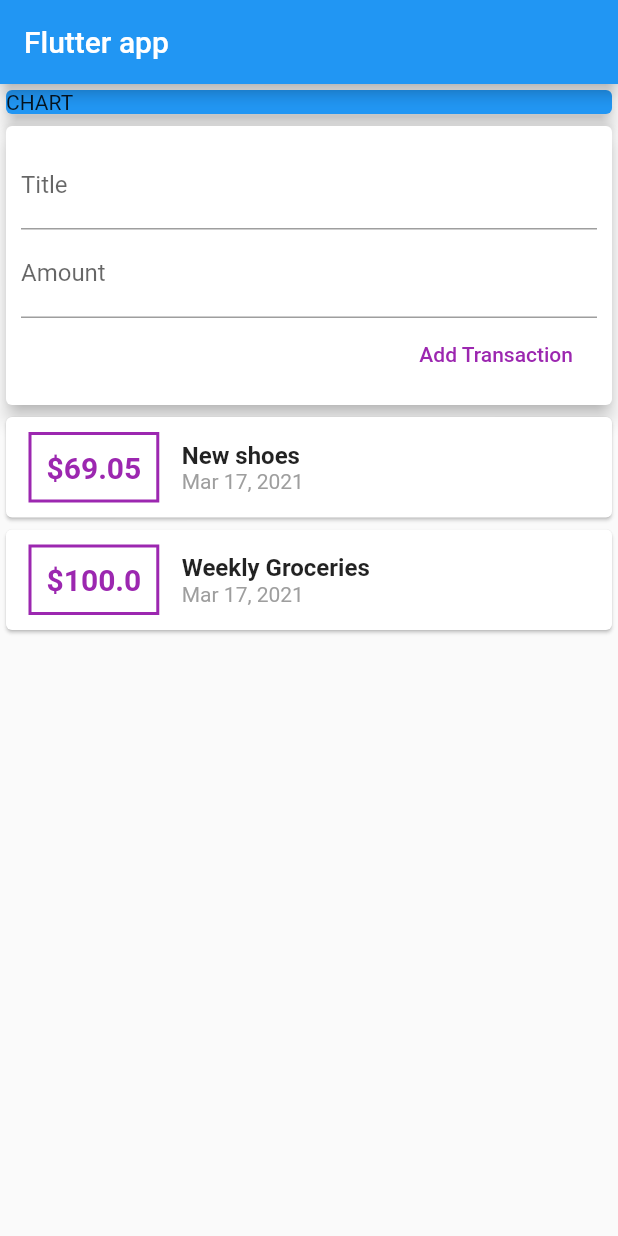
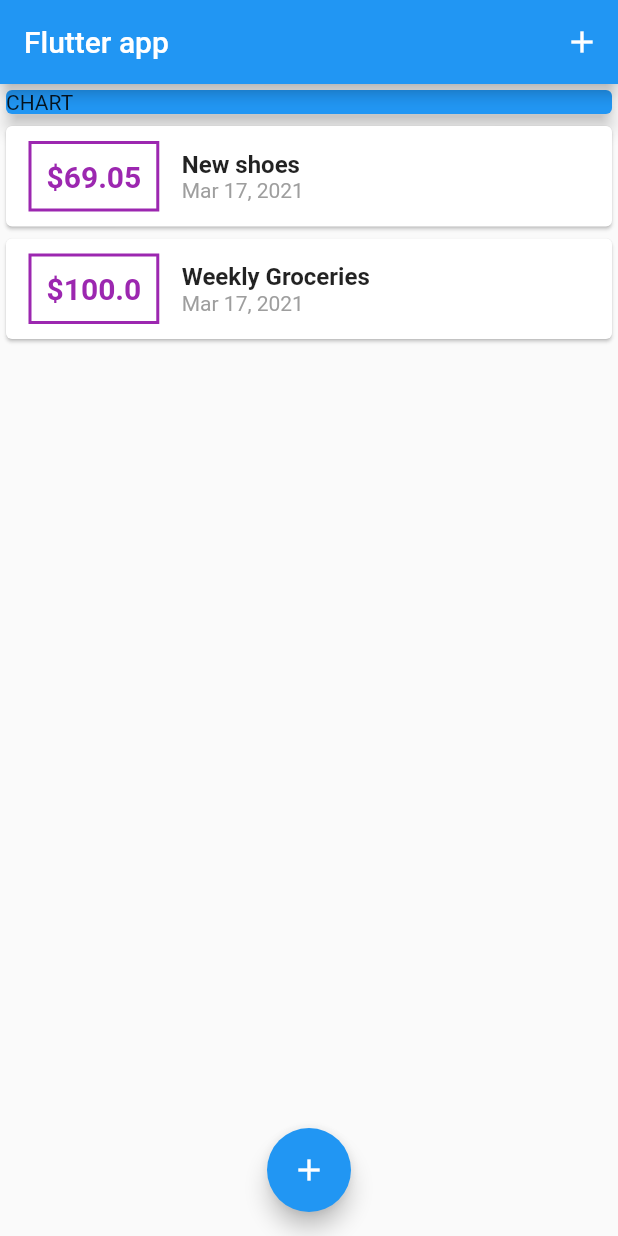
Before and after one commit to PatrickNiyogitare28/30-Days-of-flutter, a Flutter app: the screen it shows after launch, on a phone screen of 412 x 824 dp. Run offline on Flutter 3.47's test engine with Material 2 defaults, Android fonts, the phone set to English and light mode, and no system bars.

Commit message:
chore: readded model

```diff
--- a/expensises_tracker/lib/main.dart
+++ b/expensises_tracker/lib/main.dart
@@ -1,6 +1,9 @@
+import 'package:expensises_tracker/widgets/new_transaction.dart';
+import 'package:expensises_tracker/widgets/transaction_list.dart';
 import 'package:flutter/material.dart';
 
-import './widgets/user_transaction.dart';
+import './models/transaction.dart';
+import './widgets/transaction_list.dart';
 
 void main() {
   runApp(MyApp());
@@ -20,16 +23,54 @@ class MyApp extends StatelessWidget {
   }
 }
 
-class MyHomePage extends StatelessWidget {
-  // String titleInput;
-  // String amountInput;
+class MyHomePage extends StatefulWidget {
+  @override
+  _MyHomePageState createState() => _MyHomePageState();
+}
 
+class _MyHomePageState extends State<MyHomePage> {
+  final List<Transaction> _userTransactions = [
+    Transaction(
+        id: 't1', title: 'New shoes', amount: 69.05, date: DateTime.now()),
+    Transaction(
+        id: 't2', title: 'Weekly Groceries', amount: 100, date: DateTime.now())
+  ];
+
+  void _addNewTransaction(String txTitle, double txAmount) {
+    final newTx = Transaction(
+        id: DateTime.now().toString(),
+        title: txTitle,
+        amount: txAmount,
+        date: DateTime.now());
+
+        setState(() {
+          _userTransactions.add(newTx);
+        });
+  }
+
+    void _startAddNewTransaction(BuildContext ctx) {
+      showModalBottomSheet(
+          context: ctx,
+          builder: (_) {
+            return
+             GestureDetector(
+               onTap: (){},
+               child: NewTransaction(_addNewTransaction),
+               behavior: HitTestBehavior.opaque
+
+             );
+
+          });
+    }
 
     @override
     Widget build(BuildContext context) {
       return Scaffold(
         appBar: AppBar(
           title: Text('Flutter app'),
+          actions: <Widget>[
+            IconButton(icon: Icon(Icons.add), onPressed: () => _startAddNewTransaction(context))
+          ],
         ),
         body: SingleChildScrollView(
           child: Column(
@@ -43,9 +84,14 @@ class MyHomePage extends StatelessWidget {
                     child: Text('CHART'),
                     elevation: 5,
                   )),
-                UserTransaction()
+              TransactionList(_userTransactions),
             ],
           ),
+        ),
+        floatingActionButtonLocation: FloatingActionButtonLocation.centerFloat,
+        floatingActionButton: FloatingActionButton(
+          child: Icon(Icons.add),
+          onPressed: () => _startAddNewTransaction(context),
         ),
       );
     }
--- a/expensises_tracker/lib/widgets/new_transaction.dart
+++ b/expensises_tracker/lib/widgets/new_transaction.dart
@@ -1,6 +1,5 @@
 import 'package:flutter/material.dart';
 
-import './user_transaction.dart';
 
 class NewTransaction extends StatelessWidget {
   final Function addTx;
--- a/expensises_tracker/lib/widgets/user_transaction.dart
+++ /dev/null
@@ -1,44 +0,0 @@
-import 'package:expensises_tracker/widgets/transaction_list.dart';
-import 'package:flutter/material.dart';
-
-import './new_transaction.dart';
-import './transaction_list.dart';
-import '../models/transaction.dart';
-
-class UserTransaction extends StatefulWidget {
-  UserTransaction({Key key}) : super(key: key);
-
-  @override
-  _UserTransactionState createState() => _UserTransactionState();
-}
-
-class _UserTransactionState extends State<UserTransaction> {
-  final List<Transaction> _userTransactions = [
-    Transaction(
-        id: 't1', title: 'New shoes', amount: 69.05, date: DateTime.now()),
-    Transaction(
-        id: 't2', title: 'Weekly Groceries', amount: 100, date: DateTime.now())
-  ];
-
-  void _addNewTransaction(String txTitle, double txAmount) {
-    final newTx = Transaction(
-        id: DateTime.now().toString(),
-        title: txTitle,
-        amount: txAmount,
-        date: DateTime.now()
-    );
-
-  setState(() {
-    _userTransactions.add(newTx);
-  });
-}
-
-  @override
-  Widget build(BuildContext context) {
-    return Column(
-      children: <Widget>[
-        NewTransaction(_addNewTransaction),
-        TransactionList(_userTransactions)],
-    );
-  }
-}
```
Lines whose indentation alone changed are shown as unchanged.
